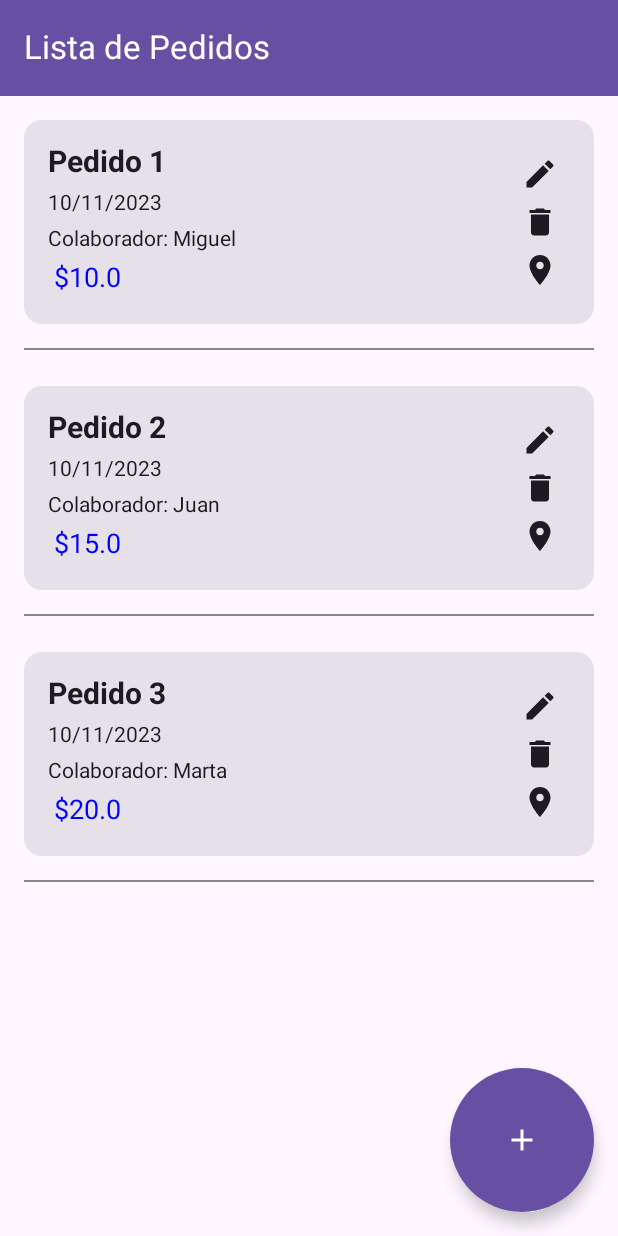
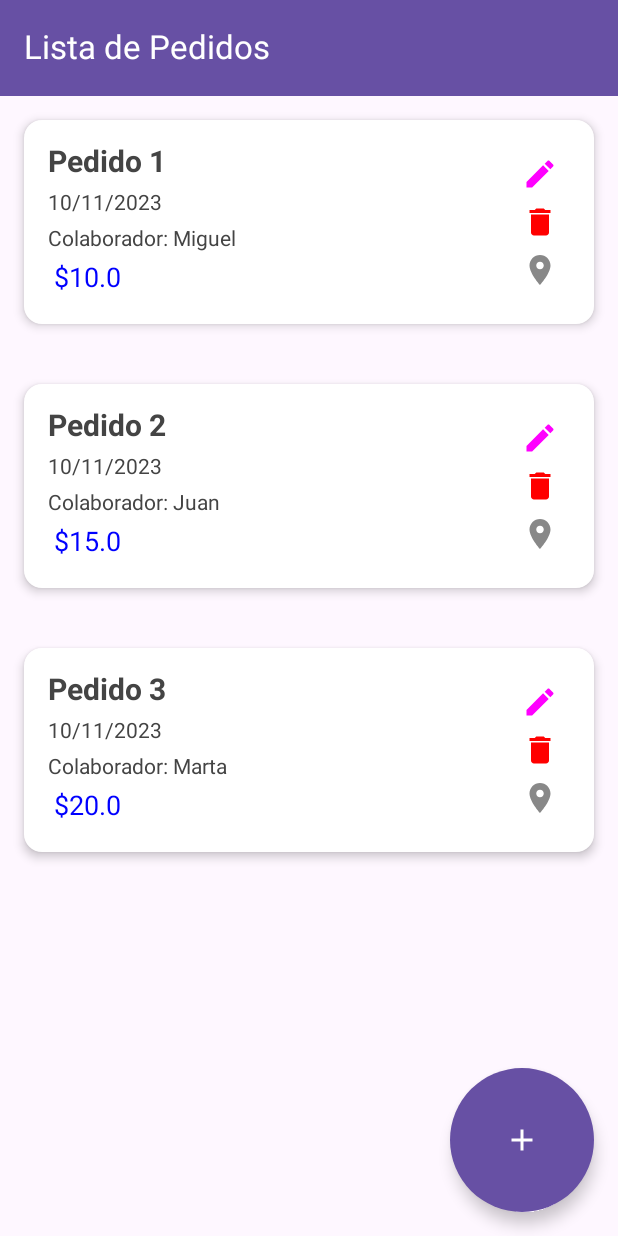
Before and after one commit to leidycas017/GestorPedidos, an Android app built with Jetpack Compose: the ListaPedidosScreen screen opened through its navigation route, on a phone screen of 412 x 824 dp. Run offline under Robolectric (Android 15) with nearby library versions, the phone set to English and light mode, and no system bars; 1 statement that could not run was skipped.

Commit message:
Fixes in ListaPedidos

```diff
--- a/app/src/main/java/co/edu/udea/compumovil/gr01_20232/gestorpedidos/ListaPedidosScreen.kt
+++ b/app/src/main/java/co/edu/udea/compumovil/gr01_20232/gestorpedidos/ListaPedidosScreen.kt
@@ -112,11 +112,6 @@ fun ListaPedidosScreen(navController: NavController,myViewModel: SharedViewModel
             ) {
                 items(pedidos) { pedido ->
                     PedidoItem(pedido = pedido, navController)
-                    Divider(
-                        color = Color.Gray,
-                        thickness = 1.dp,
-                        modifier = Modifier.padding(horizontal = 16.dp)
-                    )
                 }
             }
         },
@@ -138,12 +133,18 @@ fun PedidoItem(pedido: Pedido, navController: NavController) {
     Card(
         modifier = Modifier
             .fillMaxWidth()
-            .padding(16.dp)
+            .padding(16.dp),
+        colors = CardDefaults.cardColors(
+            containerColor = Color.White, //Card background color
+            contentColor = Color.DarkGray  //Card content color,e.g.text
+        ),
+        elevation = CardDefaults.cardElevation(defaultElevation = 4.dp)
     ) {
         Box(
             modifier = Modifier
                 .fillMaxWidth()
                 .padding(16.dp)
+                .background(Color.White) // Fondo blanco del Card
         ) {
             Column(
                 modifier = Modifier
@@ -179,6 +180,7 @@ fun PedidoItem(pedido: Pedido, navController: NavController) {
                 Icon(
                     imageVector = Icons.Default.Edit,
                     contentDescription = "Editar pedido",
+                    tint = Color.Magenta, // Color azul para el ícono de editar
                     modifier = Modifier
                         .clickable {
                             navController.navigate(route = DestinationScreen.ListaProductoScreenDest.route)
@@ -188,6 +190,7 @@ fun PedidoItem(pedido: Pedido, navController: NavController) {
                 Icon(
                     imageVector = Icons.Default.Delete,
                     contentDescription = "Eliminar pedido",
+                    tint = Color.Red, // Color rojo para el ícono de eliminar
                     modifier = Modifier
                         .clickable {
                             // Lógica para eliminar el pedido
@@ -197,6 +200,7 @@ fun PedidoItem(pedido: Pedido, navController: NavController) {
                 Icon(
                     imageVector = Icons.Default.LocationOn,
                     contentDescription = "Location",
+                    tint = Color.Gray, // Color amarillo para el ícono de ubicación
                     modifier = Modifier
                         .clickable {
                             navController.navigate(route = DestinationScreen.MapScreenDest.route)
```
